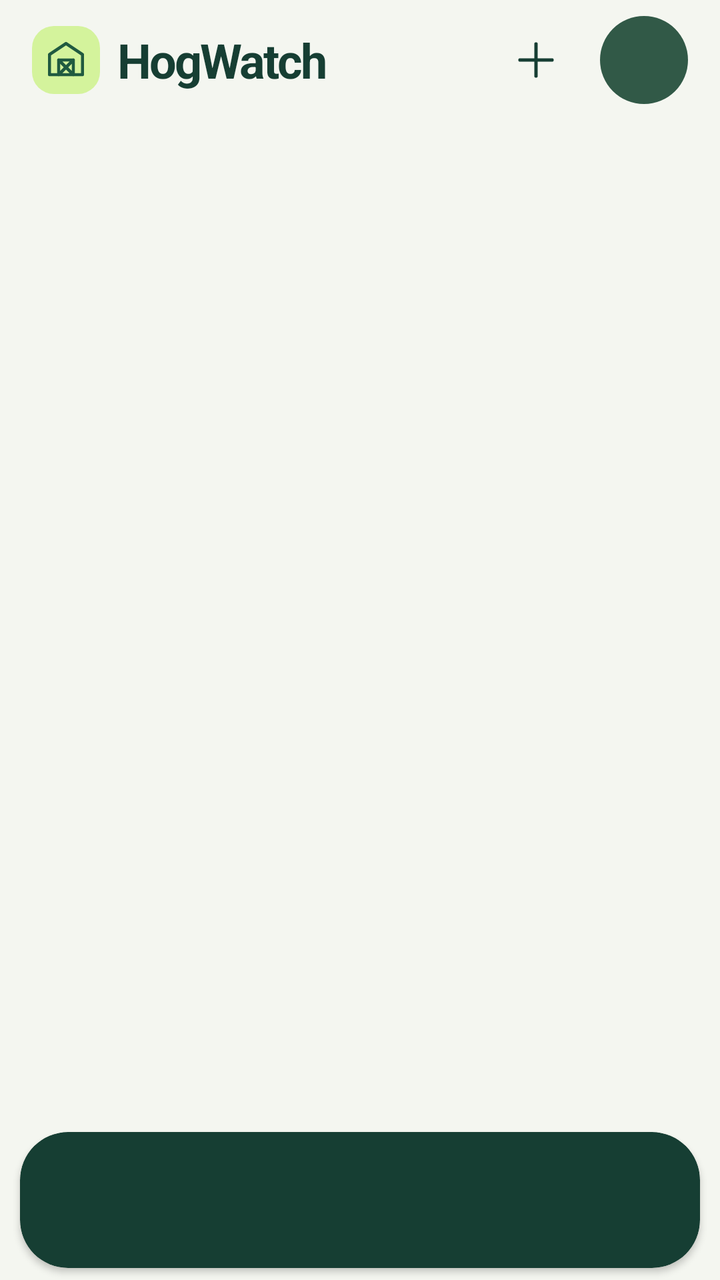
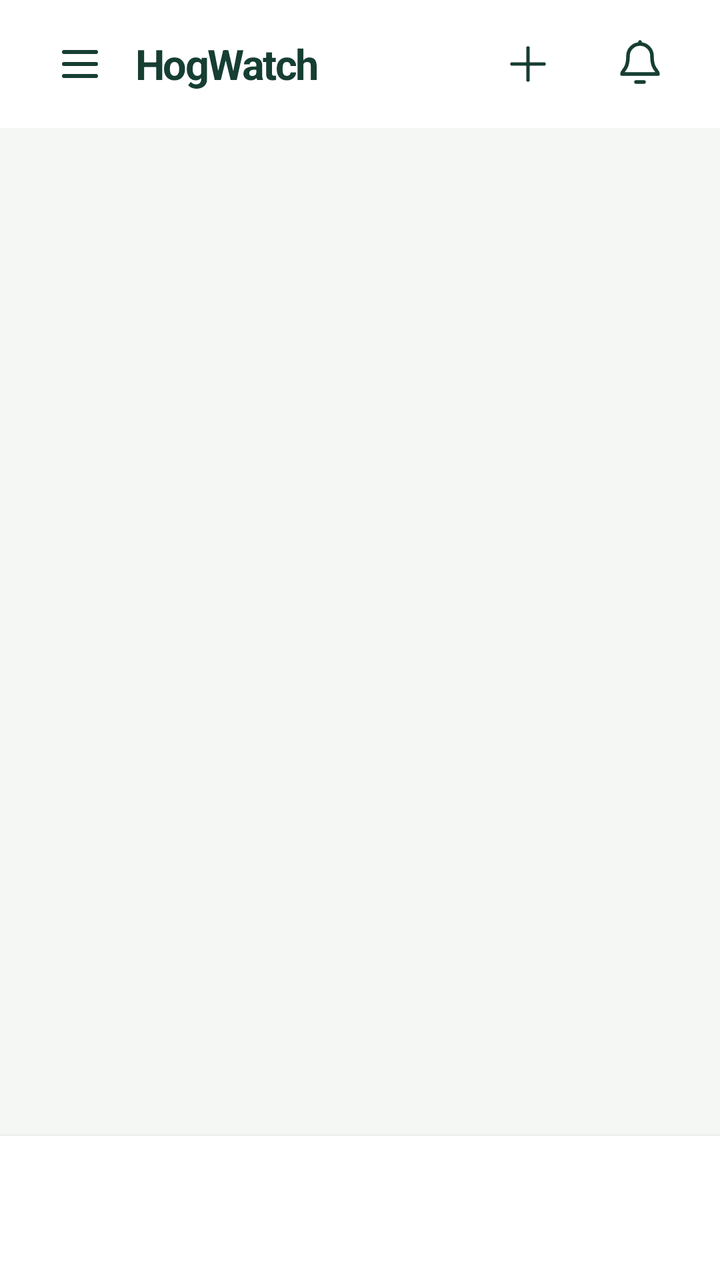

Before-and-after screenshots of an Android layout around one commit, followed by the original layout XML and the change that was made.
<!-- AndroidManifest.xml: application theme Theme.HogWatch -->
<!-- res/layout/activity_main.xml -->
<LinearLayout xmlns:android="http://schemas.android.com/apk/res/android" android:id="@+id/main" android:layout_width="match_parent" android:layout_height="match_parent" android:orientation="vertical" android:background="#F4F6F0">
<LinearLayout android:layout_width="match_parent" android:layout_height="60dp" android:gravity="center_vertical" android:paddingHorizontal="16dp">
<ImageView android:layout_width="34dp" android:layout_height="34dp" android:padding="6dp" android:layout_marginEnd="9dp" android:src="@drawable/ic_pens" android:background="@drawable/brand_mark" android:importantForAccessibility="no"/>
<TextView android:layout_width="0dp" android:layout_height="wrap_content" android:layout_weight="1" android:text="HogWatch" android:textStyle="bold" android:textSize="24sp" android:textColor="#163E33" android:letterSpacing="-.04"/>
<ImageButton android:id="@+id/add" android:layout_width="48dp" android:layout_height="48dp" android:background="?android:attr/selectableItemBackgroundBorderless" android:src="@drawable/ic_add" android:tint="#163E33" android:layout_marginEnd="8dp" android:contentDescription="Add to farm"/>
<TextView android:id="@+id/account" android:layout_width="44dp" android:layout_height="44dp" android:gravity="center" android:background="@drawable/avatar" android:textColor="#FFFFFF" android:focusable="true" android:contentDescription="Open profile menu"/></LinearLayout>
<ScrollView android:id="@+id/scroll" android:layout_width="match_parent" android:layout_height="0dp" android:layout_weight="1" android:fillViewport="true" android:background="#F4F6F0"><LinearLayout android:id="@+id/content" android:layout_width="match_parent" android:layout_height="wrap_content" android:paddingHorizontal="16dp" android:paddingTop="3dp" android:paddingBottom="14dp" android:orientation="vertical"/></ScrollView>
<LinearLayout android:id="@+id/navigation" android:layout_width="match_parent" android:layout_height="wrap_content"
    android:layout_marginHorizontal="10dp" android:layout_marginTop="3dp" android:layout_marginBottom="6dp" android:minHeight="68dp" android:gravity="center_vertical" android:baselineAligned="false" android:paddingVertical="4dp" android:orientation="horizontal"
    android:elevation="2dp" android:clipToOutline="true" android:background="@drawable/nav_dock"/>
</LinearLayout>
<!-- resources referenced by this layout -->
<resources>
  <!-- drawable avatar (drawable) -->
  <shape xmlns:android="http://schemas.android.com/apk/res/android"><solid android:color="#315947"/><corners android:radius="22dp"/></shape>
  <!-- drawable brand_mark (drawable) -->
  <shape xmlns:android="http://schemas.android.com/apk/res/android"><solid android:color="#D4F39C"/><corners android:radius="11dp"/></shape>
  <!-- drawable ic_add (drawable) -->
  <vector xmlns:android="http://schemas.android.com/apk/res/android" android:width="24dp" android:height="24dp" android:viewportWidth="24" android:viewportHeight="24"><path android:pathData="M12,4v16 M4,12h16" android:strokeColor="#205A40" android:strokeWidth="1.7" android:strokeLineCap="round" android:strokeLineJoin="round" android:fillColor="@android:color/transparent"/></vector>
  <!-- drawable ic_pens (drawable) -->
  <vector xmlns:android="http://schemas.android.com/apk/res/android" android:width="24dp" android:height="24dp" android:viewportWidth="24" android:viewportHeight="24"><path android:pathData="M3,20V9l9,-6 9,6v11z M8,20v-8h8v8 M8,12l8,8 M16,12l-8,8" android:strokeColor="#205A40" android:strokeWidth="1.7" android:strokeLineCap="round" android:strokeLineJoin="round" android:fillColor="@android:color/transparent"/></vector>
  <!-- drawable nav_dock (drawable) -->
  <shape xmlns:android="http://schemas.android.com/apk/res/android"><solid android:color="#163E33"/><corners android:radius="24dp"/></shape>
  <style name="Theme.HogWatch" parent="@android:style/Theme.Material.Light.NoActionBar"><item name="android:statusBarColor">#F4F6F0</item><item name="android:navigationBarColor">#102A20</item><item name="android:colorAccent">#246849</item><item name="android:windowLightStatusBar">true</item></style>
</resources>

<!-- the commit's change to res/layout/activity_main.xml (unified diff, before → after) -->
@@ -1,11 +1,15 @@
-<LinearLayout xmlns:android="http://schemas.android.com/apk/res/android" android:id="@+id/main" android:layout_width="match_parent" android:layout_height="match_parent" android:orientation="vertical" android:background="#F4F6F0">
-<LinearLayout android:layout_width="match_parent" android:layout_height="60dp" android:gravity="center_vertical" android:paddingHorizontal="16dp">
-<ImageView android:layout_width="34dp" android:layout_height="34dp" android:padding="6dp" android:layout_marginEnd="9dp" android:src="@drawable/ic_pens" android:background="@drawable/brand_mark" android:importantForAccessibility="no"/>
-<TextView android:layout_width="0dp" android:layout_height="wrap_content" android:layout_weight="1" android:text="HogWatch" android:textStyle="bold" android:textSize="24sp" android:textColor="#163E33" android:letterSpacing="-.04"/>
+<LinearLayout xmlns:android="http://schemas.android.com/apk/res/android" android:id="@+id/main" android:layout_width="match_parent" android:layout_height="match_parent" android:orientation="vertical" android:background="#F5F7F5">
+<LinearLayout android:layout_width="match_parent" android:layout_height="64dp" android:background="#FFFFFF" android:gravity="center_vertical" android:paddingHorizontal="16dp">
+<ImageButton android:id="@+id/menu_button" android:layout_width="48dp" android:layout_height="48dp" android:padding="12dp" android:layout_marginEnd="4dp" android:src="@drawable/ic_menu" android:background="?android:attr/selectableItemBackgroundBorderless" android:contentDescription="Open management menu"/>
+<TextView android:id="@+id/app_title" android:layout_width="0dp" android:layout_height="wrap_content" android:layout_weight="1" android:text="HogWatch" android:textStyle="bold" android:textSize="21sp" android:textColor="#163E33" android:letterSpacing="-.04"/>
 <ImageButton android:id="@+id/add" android:layout_width="48dp" android:layout_height="48dp" android:background="?android:attr/selectableItemBackgroundBorderless" android:src="@drawable/ic_add" android:tint="#163E33" android:layout_marginEnd="8dp" android:contentDescription="Add to farm"/>
-<TextView android:id="@+id/account" android:layout_width="44dp" android:layout_height="44dp" android:gravity="center" android:background="@drawable/avatar" android:textColor="#FFFFFF" android:focusable="true" android:contentDescription="Open profile menu"/></LinearLayout>
-<ScrollView android:id="@+id/scroll" android:layout_width="match_parent" android:layout_height="0dp" android:layout_weight="1" android:fillViewport="true" android:background="#F4F6F0"><LinearLayout android:id="@+id/content" android:layout_width="match_parent" android:layout_height="wrap_content" android:paddingHorizontal="16dp" android:paddingTop="3dp" android:paddingBottom="14dp" android:orientation="vertical"/></ScrollView>
+<ImageButton android:id="@+id/export_report" android:layout_width="48dp" android:layout_height="48dp" android:padding="12dp" android:src="@drawable/ic_export_report" android:background="?android:attr/selectableItemBackgroundBorderless" android:contentDescription="Export report" android:tooltipText="Export report" android:visibility="gone"/>
+<FrameLayout android:id="@+id/notification_container" android:layout_width="48dp" android:layout_height="48dp">
+<ImageButton android:id="@+id/notifications" android:layout_width="48dp" android:layout_height="48dp" android:padding="12dp" android:src="@drawable/ic_notification_bell" android:background="?android:attr/selectableItemBackgroundBorderless" android:contentDescription="Open notifications"/>
+<TextView android:id="@+id/notification_badge" android:layout_width="wrap_content" android:layout_height="20dp" android:minWidth="20dp" android:layout_gravity="top|end" android:layout_marginTop="2dp" android:paddingHorizontal="4dp" android:gravity="center" android:background="@drawable/notification_badge" android:textColor="#FFFFFF" android:textSize="11sp" android:textStyle="bold" android:visibility="gone" android:importantForAccessibility="no" android:clickable="false"/>
+</FrameLayout></LinearLayout>
+<ScrollView android:id="@+id/scroll" android:layout_width="match_parent" android:layout_height="0dp" android:layout_weight="1" android:fillViewport="true" android:background="#F5F7F5"><LinearLayout android:id="@+id/content" android:layout_width="match_parent" android:layout_height="wrap_content" android:paddingHorizontal="16dp" android:paddingTop="3dp" android:paddingBottom="14dp" android:orientation="vertical"/></ScrollView>
 <LinearLayout android:id="@+id/navigation" android:layout_width="match_parent" android:layout_height="wrap_content"
-    android:layout_marginHorizontal="10dp" android:layout_marginTop="3dp" android:layout_marginBottom="6dp" android:minHeight="68dp" android:gravity="center_vertical" android:baselineAligned="false" android:paddingVertical="4dp" android:orientation="horizontal"
-    android:elevation="2dp" android:clipToOutline="true" android:background="@drawable/nav_dock"/>
+    android:layout_marginHorizontal="0dp" android:layout_marginTop="0dp" android:layout_marginBottom="0dp" android:minHeight="72dp" android:gravity="center_vertical" android:baselineAligned="false" android:paddingVertical="4dp" android:orientation="horizontal"
+    android:elevation="4dp" android:clipToOutline="true" android:background="@drawable/nav_dock"/>
 </LinearLayout>
<!-- resource entries referenced after the edit -->
@@ -1,15 +1,19 @@
 <!-- resources referenced by this layout -->
 <resources>
-  <!-- drawable avatar (drawable) -->
-  <shape xmlns:android="http://schemas.android.com/apk/res/android"><solid android:color="#315947"/><corners android:radius="22dp"/></shape>
-  <!-- drawable brand_mark (drawable) -->
-  <shape xmlns:android="http://schemas.android.com/apk/res/android"><solid android:color="#D4F39C"/><corners android:radius="11dp"/></shape>
   <!-- drawable ic_add (drawable) -->
   <vector xmlns:android="http://schemas.android.com/apk/res/android" android:width="24dp" android:height="24dp" android:viewportWidth="24" android:viewportHeight="24"><path android:pathData="M12,4v16 M4,12h16" android:strokeColor="#205A40" android:strokeWidth="1.7" android:strokeLineCap="round" android:strokeLineJoin="round" android:fillColor="@android:color/transparent"/></vector>
-  <!-- drawable ic_pens (drawable) -->
-  <vector xmlns:android="http://schemas.android.com/apk/res/android" android:width="24dp" android:height="24dp" android:viewportWidth="24" android:viewportHeight="24"><path android:pathData="M3,20V9l9,-6 9,6v11z M8,20v-8h8v8 M8,12l8,8 M16,12l-8,8" android:strokeColor="#205A40" android:strokeWidth="1.7" android:strokeLineCap="round" android:strokeLineJoin="round" android:fillColor="@android:color/transparent"/></vector>
+  <!-- drawable ic_export_report (drawable) -->
+  <vector xmlns:android="http://schemas.android.com/apk/res/android" android:width="24dp" android:height="24dp" android:viewportWidth="24" android:viewportHeight="24">
+      <path android:pathData="M12,3v12 M7,10l5,5 5,-5 M4,16v5h16v-5" android:strokeColor="#205B3F" android:strokeWidth="1.8" android:strokeLineCap="round" android:strokeLineJoin="round" android:fillColor="@android:color/transparent"/>
+  </vector>
+  <!-- drawable ic_menu (drawable) -->
+  <vector xmlns:android="http://schemas.android.com/apk/res/android" android:width="24dp" android:height="24dp" android:viewportWidth="24" android:viewportHeight="24"><path android:pathData="M4,6H20M4,12H20M4,18H20" android:strokeColor="#163E33" android:strokeWidth="2" android:strokeLineCap="round" android:fillColor="@android:color/transparent"/></vector>
+  <!-- drawable ic_notification_bell (drawable) -->
+  <vector xmlns:android="http://schemas.android.com/apk/res/android" android:width="24dp" android:height="24dp" android:viewportWidth="24" android:viewportHeight="24"><path android:pathData="M18,8A6,6 0,0 0,6 8C6,15 3,15 3,17H21C21,15 18,15 18,8M10,21H14M12,2V1" android:strokeColor="#163E33" android:strokeWidth="1.8" android:strokeLineCap="round" android:strokeLineJoin="round" android:fillColor="@android:color/transparent"/></vector>
   <!-- drawable nav_dock (drawable) -->
-  <shape xmlns:android="http://schemas.android.com/apk/res/android"><solid android:color="#163E33"/><corners android:radius="24dp"/></shape>
+  <shape xmlns:android="http://schemas.android.com/apk/res/android"><solid android:color="#FFFFFF"/><corners android:radius="0dp"/></shape>
+  <!-- drawable notification_badge (drawable) -->
+  <shape xmlns:android="http://schemas.android.com/apk/res/android"><solid android:color="#CF3F3F"/><corners android:radius="10dp"/><stroke android:width="1dp" android:color="#FFFFFF"/></shape>
   <style name="Theme.HogWatch" parent="@android:style/Theme.Material.Light.NoActionBar"><item name="android:statusBarColor">#F4F6F0</item><item name="android:navigationBarColor">#102A20</item><item name="android:colorAccent">#246849</item><item name="android:windowLightStatusBar">true</item></style>
 </resources>
 
